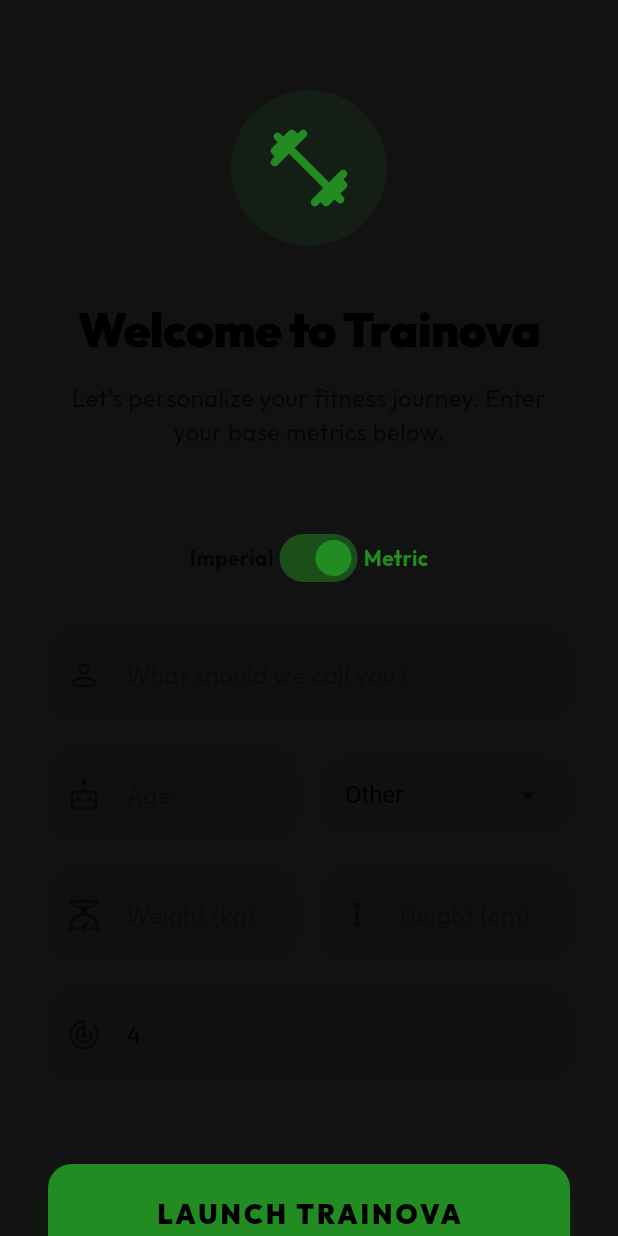
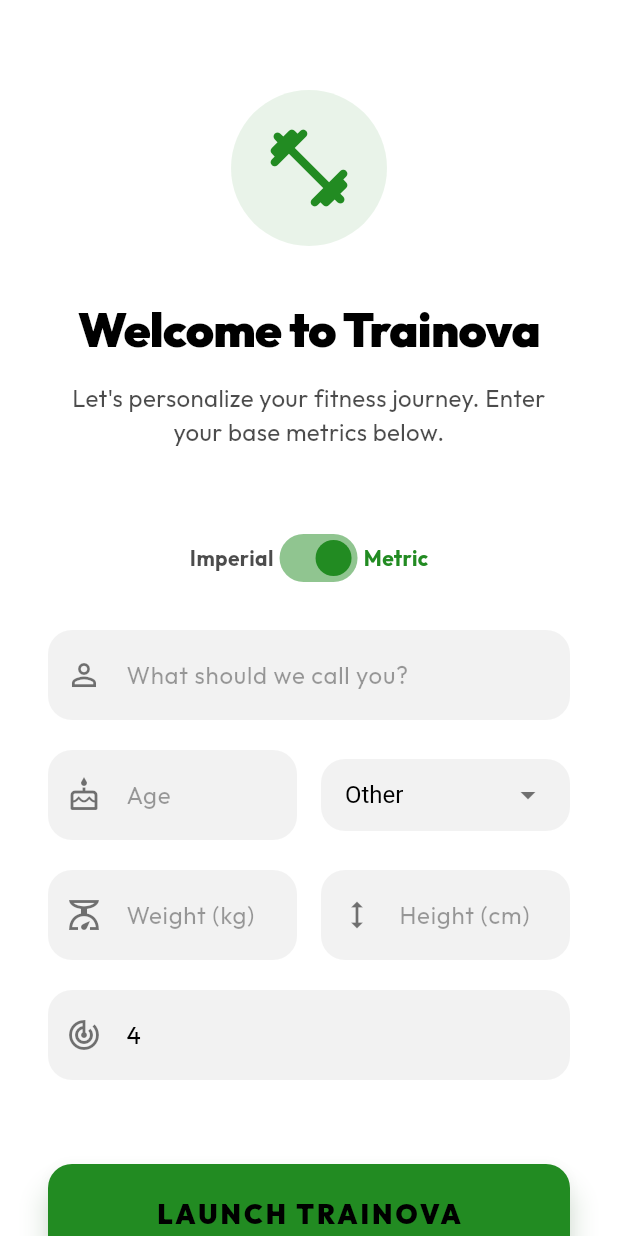
Before and after one commit to adeeburrahman11/trainova, a Flutter app: the screen it shows after launch, on a phone screen of 412 x 824 dp. Run offline on Flutter 3.47's test engine with Material 3 defaults, Android fonts, the phone set to English and light mode, and no system bars; our stand-ins replace fl_chart, google_fonts, image_picker, package_info_plus, shared_preferences.

Commit message:
readme and onbiarding ui

```diff
--- a/lib/screens/onboarding_screen.dart
+++ b/lib/screens/onboarding_screen.dart
@@ -54,7 +54,7 @@
   @override
   Widget build(BuildContext context) {
     return Scaffold(
-      backgroundColor: const Color(0xFF121212),
+      backgroundColor: Theme.of(context).colorScheme.surface,
       body: SafeArea(
         child: SingleChildScrollView(
           padding: const EdgeInsets.symmetric(horizontal: 32.0, vertical: 40.0),
@@ -130,13 +130,13 @@
                     child: Container(
                       padding: const EdgeInsets.symmetric(horizontal: 16),
                       decoration: BoxDecoration(
-                        color: Theme.of(context).colorScheme.onSurface.withValues(alpha: 0.12),
+                        color: Theme.of(context).colorScheme.onSurface.withValues(alpha: 0.05),
                         borderRadius: BorderRadius.circular(16),
                       ),
                       child: DropdownButtonHideUnderline(
                         child: DropdownButton<String>(
                           value: _gender,
-                          dropdownColor: const Color(0xFF1E1E1E),
+                          dropdownColor: Theme.of(context).colorScheme.surface,
                           icon: Icon(Icons.arrow_drop_down, color: Theme.of(context).colorScheme.onSurface.withValues(alpha: 0.54)),
                           isExpanded: true,
                           style: TextStyle(color: Theme.of(context).colorScheme.onSurface, fontSize: 16),
@@ -211,7 +211,7 @@
         hintStyle: TextStyle(color: Theme.of(context).colorScheme.onSurface.withValues(alpha: 0.38)),
         prefixIcon: Icon(icon, color: Theme.of(context).colorScheme.onSurface.withValues(alpha: 0.54)),
         filled: true,
-        fillColor: Theme.of(context).colorScheme.onSurface.withValues(alpha: 0.12),
+        fillColor: Theme.of(context).colorScheme.onSurface.withValues(alpha: 0.05),
         contentPadding: const EdgeInsets.symmetric(vertical: 18),
         border: OutlineInputBorder(
           borderRadius: BorderRadius.circular(16),
```
Also changed, not shown: 2 other files.
